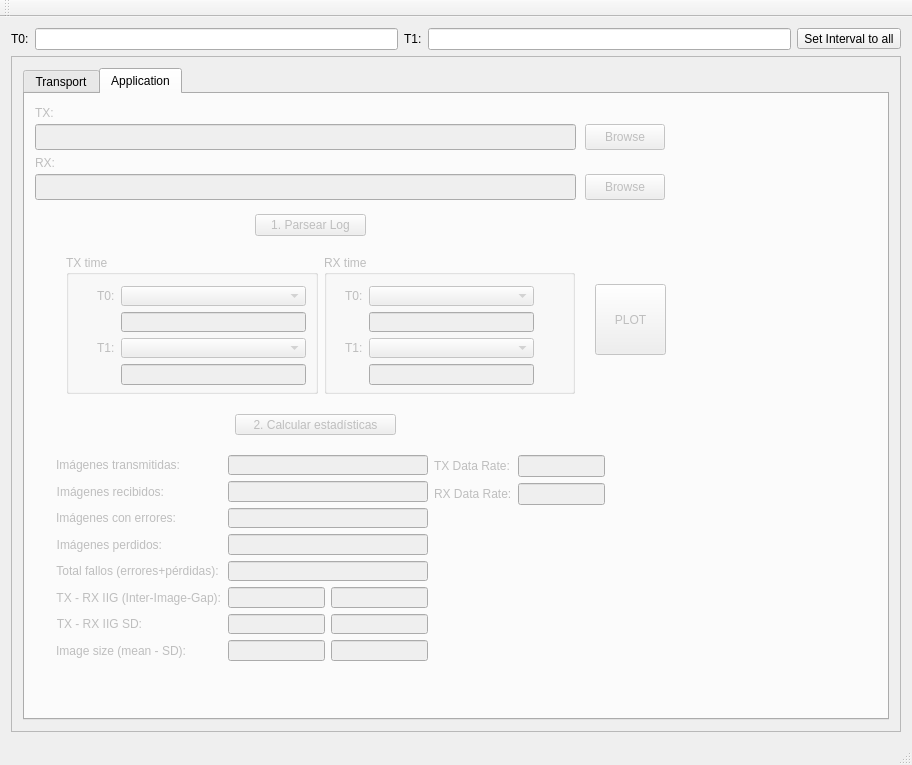
This is mainwindow.ui in dcentelles/comms_log_parser as Qt 5 draws it before an edit. The edited form follows.
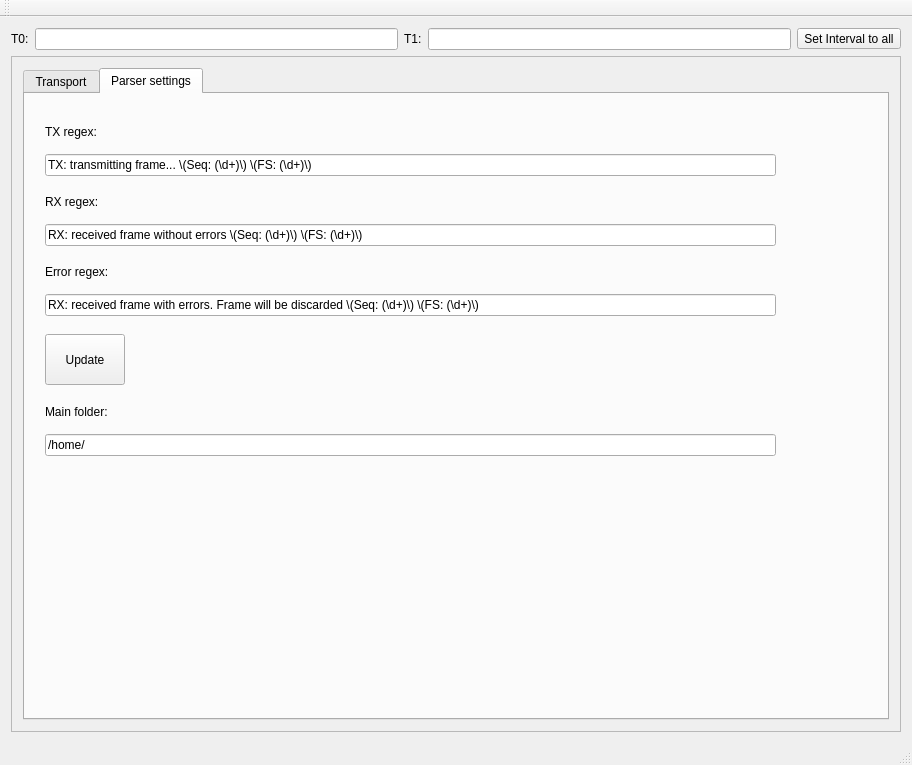
This is the edited form. The open tabs and pages were chosen to show the change.

```diff
--- a/mainwindow.ui
+++ b/mainwindow.ui
@@ -670,490 +670,125 @@
             </property>
            </widget>
           </widget>
-          <widget class="QWidget" name="applicationTab">
-           <property name="enabled">
-            <bool>false</bool>
-           </property>
-           <property name="sizePolicy">
-            <sizepolicy hsizetype="Maximum" vsizetype="Maximum">
-             <horstretch>0</horstretch>
-             <verstretch>0</verstretch>
-            </sizepolicy>
-           </property>
+          <widget class="QWidget" name="tab">
            <attribute name="title">
-            <string>Application</string>
+            <string>Parser settings</string>
            </attribute>
-           <widget class="QToolButton" name="app_computeButton">
+           <widget class="QLineEdit" name="rxRegexLineEdit">
             <property name="geometry">
              <rect>
-              <x>210</x>
-              <y>320</y>
-              <width>161</width>
-              <height>21</height>
-             </rect>
-            </property>
-            <property name="text">
-             <string>2. Calcular estadísticas</string>
-            </property>
-           </widget>
-           <widget class="QPushButton" name="app_parseTimesButton">
-            <property name="geometry">
-             <rect>
-              <x>230</x>
-              <y>120</y>
-              <width>111</width>
+              <x>20</x>
+              <y>130</y>
+              <width>731</width>
               <height>22</height>
              </rect>
             </property>
             <property name="text">
-             <string>1. Parsear Log</string>
+             <string>RX: received frame without errors \(Seq: (\d+)\) \(FS: (\d+)\)</string>
             </property>
            </widget>
-           <widget class="QLineEdit" name="app_rxFileLineEdit">
-            <property name="geometry">
-             <rect>
-              <x>10</x>
-              <y>80</y>
-              <width>541</width>
-              <height>26</height>
-             </rect>
-            </property>
-            <property name="readOnly">
-             <bool>true</bool>
-            </property>
-           </widget>
-           <widget class="QLabel" name="label_25">
-            <property name="geometry">
-             <rect>
-              <x>10</x>
-              <y>10</y>
-              <width>59</width>
-              <height>18</height>
-             </rect>
-            </property>
-            <property name="text">
-             <string>TX:</string>
-            </property>
-           </widget>
-           <widget class="QWidget" name="layoutWidget">
-            <property name="geometry">
-             <rect>
-              <x>30</x>
-              <y>150</y>
-              <width>531</width>
-              <height>161</height>
-             </rect>
-            </property>
-            <layout class="QHBoxLayout" name="horizontalLayout_6">
-             <item>
-              <widget class="QGroupBox" name="groupBox_5">
-               <property name="title">
-                <string>TX time</string>
-               </property>
-               <widget class="QWidget" name="formLayoutWidget_4">
-                <property name="geometry">
-                 <rect>
-                  <x>20</x>
-                  <y>20</y>
-                  <width>231</width>
-                  <height>121</height>
-                 </rect>
-                </property>
-                <layout class="QFormLayout" name="formLayout_5">
-                 <item row="0" column="0">
-                  <widget class="QLabel" name="label_26">
-                   <property name="text">
-                    <string>T0:</string>
-                   </property>
-                  </widget>
-                 </item>
-                 <item row="0" column="1">
-                  <widget class="QComboBox" name="app_txT0ComboBox"/>
-                 </item>
-                 <item row="1" column="1">
-                  <widget class="QLineEdit" name="app_txT0">
-                   <property name="readOnly">
-                    <bool>false</bool>
-                   </property>
-                  </widget>
-                 </item>
-                 <item row="2" column="1">
-                  <widget class="QComboBox" name="app_txT1ComboBox"/>
-                 </item>
-                 <item row="2" column="0">
-                  <widget class="QLabel" name="label_27">
-                   <property name="text">
-                    <string>T1:</string>
-                   </property>
-                  </widget>
-                 </item>
-                 <item row="3" column="1">
-                  <widget class="QLineEdit" name="app_txT1">
-                   <property name="readOnly">
-                    <bool>false</bool>
-                   </property>
-                  </widget>
-                 </item>
-                </layout>
-               </widget>
-              </widget>
-             </item>
-             <item>
-              <widget class="QGroupBox" name="groupBox_2">
-               <property name="title">
-                <string>RX time</string>
-               </property>
-               <widget class="QWidget" name="layoutWidget_2">
-                <property name="geometry">
-                 <rect>
-                  <x>10</x>
-                  <y>20</y>
-                  <width>211</width>
-                  <height>121</height>
-                 </rect>
-                </property>
-                <layout class="QFormLayout" name="formLayout_6">
-                 <item row="0" column="0">
-                  <widget class="QLabel" name="label_28">
-                   <property name="text">
-                    <string>T0:</string>
-                   </property>
-                  </widget>
-                 </item>
-                 <item row="0" column="1">
-                  <widget class="QComboBox" name="app_rxT0ComboBox"/>
-                 </item>
-                 <item row="1" column="1">
-                  <widget class="QLineEdit" name="app_rxT0">
-                   <property name="readOnly">
-                    <bool>false</bool>
-                   </property>
-                  </widget>
-                 </item>
-                 <item row="2" column="0">
-                  <widget class="QLabel" name="label_29">
-                   <property name="text">
-                    <string>T1:</string>
-                   </property>
-                  </widget>
-                 </item>
-                 <item row="2" column="1">
-                  <widget class="QComboBox" name="app_rxT1ComboBox"/>
-                 </item>
-                 <item row="3" column="1">
-                  <widget class="QLineEdit" name="app_rxT1">
-                   <property name="readOnly">
-                    <bool>false</bool>
-                   </property>
-                  </widget>
-                 </item>
-                </layout>
-               </widget>
-              </widget>
-             </item>
-            </layout>
-           </widget>
-           <widget class="QLineEdit" name="app_txFileLineEdit">
-            <property name="geometry">
-             <rect>
-              <x>10</x>
-              <y>30</y>
-              <width>541</width>
-              <height>26</height>
-             </rect>
-            </property>
-            <property name="readOnly">
-             <bool>true</bool>
-            </property>
-           </widget>
-           <widget class="QWidget" name="layoutWidget_3">
+           <widget class="QLineEdit" name="txRegexLineEdit">
             <property name="geometry">
              <rect>
               <x>20</x>
-              <y>350</y>
-              <width>571</width>
-              <height>228</height>
-             </rect>
-            </property>
-            <layout class="QHBoxLayout" name="horizontalLayout_7">
-             <item>
-              <layout class="QFormLayout" name="formLayout_7">
-               <item row="0" column="0">
-                <widget class="QLabel" name="label_30">
-                 <property name="text">
-                  <string>Imágenes transmitidas:</string>
-                 </property>
-                 <property name="alignment">
-                  <set>Qt::AlignRight|Qt::AlignTrailing|Qt::AlignVCenter</set>
-                 </property>
-                </widget>
-               </item>
-               <item row="0" column="1">
-                <widget class="QLineEdit" name="app_sendLineEdit">
-                 <property name="readOnly">
-                  <bool>true</bool>
-                 </property>
-                </widget>
-               </item>
-               <item row="1" column="0">
-                <widget class="QLabel" name="label_31">
-                 <property name="text">
-                  <string>Imágenes recibidos:</string>
-                 </property>
-                 <property name="alignment">
-                  <set>Qt::AlignRight|Qt::AlignTrailing|Qt::AlignVCenter</set>
-                 </property>
-                </widget>
-               </item>
-               <item row="1" column="1">
-                <widget class="QLineEdit" name="app_recvLineEdit">
-                 <property name="readOnly">
-                  <bool>true</bool>
-                 </property>
-                </widget>
-               </item>
-               <item row="2" column="0">
-                <widget class="QLabel" name="label_32">
-                 <property name="text">
-                  <string>Imágenes con errores:</string>
-                 </property>
-                 <property name="alignment">
-                  <set>Qt::AlignRight|Qt::AlignTrailing|Qt::AlignVCenter</set>
-                 </property>
-                </widget>
-               </item>
-               <item row="2" column="1">
-                <widget class="QLineEdit" name="app_errLineEdit">
-                 <property name="readOnly">
-                  <bool>true</bool>
-                 </property>
-                </widget>
-               </item>
-               <item row="3" column="0">
-                <widget class="QLabel" name="label_33">
-                 <property name="text">
-                  <string>Imágenes perdidos:</string>
-                 </property>
-                 <property name="alignment">
-                  <set>Qt::AlignRight|Qt::AlignTrailing|Qt::AlignVCenter</set>
-                 </property>
-                </widget>
-               </item>
-               <item row="3" column="1">
-                <widget class="QLineEdit" name="app_lostLineEdit">
-                 <property name="readOnly">
-                  <bool>true</bool>
-                 </property>
-                </widget>
-               </item>
-               <item row="4" column="0">
-                <widget class="QLabel" name="label_34">
-                 <property name="text">
-                  <string>Total fallos (errores+pérdidas): </string>
-                 </property>
-                 <property name="alignment">
-                  <set>Qt::AlignRight|Qt::AlignTrailing|Qt::AlignVCenter</set>
-                 </property>
-                </widget>
-               </item>
-               <item row="4" column="1">
-                <widget class="QLineEdit" name="app_failsLineEdit">
-                 <property name="readOnly">
-                  <bool>true</bool>
-                 </property>
-                </widget>
-               </item>
-               <item row="5" column="0">
-                <widget class="QLabel" name="label_35">
-                 <property name="text">
-                  <string>TX - RX IIG (Inter-Image-Gap):</string>
-                 </property>
-                 <property name="alignment">
-                  <set>Qt::AlignRight|Qt::AlignTrailing|Qt::AlignVCenter</set>
-                 </property>
-                </widget>
-               </item>
-               <item row="5" column="1">
-                <layout class="QHBoxLayout" name="horizontalLayout_8">
-                 <item>
-                  <widget class="QLineEdit" name="app_txGapLineEdit">
-                   <property name="readOnly">
-                    <bool>true</bool>
-                   </property>
-                  </widget>
-                 </item>
-                 <item>
-                  <widget class="QLineEdit" name="app_rxGapLineEdit">
-                   <property name="readOnly">
-                    <bool>true</bool>
-                   </property>
-                  </widget>
-                 </item>
-                </layout>
-               </item>
-               <item row="6" column="0">
-                <widget class="QLabel" name="label_58">
-                 <property name="text">
-                  <string>TX - RX IIG SD:</string>
-                 </property>
-                 <property name="alignment">
-                  <set>Qt::AlignRight|Qt::AlignTrailing|Qt::AlignVCenter</set>
-                 </property>
-                </widget>
-               </item>
-               <item row="6" column="1">
-                <layout class="QHBoxLayout" name="horizontalLayout_9">
-                 <item>
-                  <widget class="QLineEdit" name="app_txGapSdLineEdit">
-                   <property name="readOnly">
-                    <bool>true</bool>
-                   </property>
-                  </widget>
-                 </item>
-                 <item>
-                  <widget class="QLineEdit" name="app_rxGapSdLineEdit">
-                   <property name="readOnly">
-                    <bool>true</bool>
-                   </property>
-                  </widget>
-                 </item>
-                </layout>
-               </item>
-               <item row="7" column="0">
-                <widget class="QLabel" name="label_59">
-                 <property name="text">
-                  <string>Image size (mean - SD):</string>
-                 </property>
-                 <property name="alignment">
-                  <set>Qt::AlignRight|Qt::AlignTrailing|Qt::AlignVCenter</set>
-                 </property>
-                </widget>
-               </item>
-               <item row="7" column="1">
-                <layout class="QHBoxLayout" name="horizontalLayout_10">
-                 <item>
-                  <widget class="QLineEdit" name="app_packetSizeLineEdit">
-                   <property name="enabled">
-                    <bool>false</bool>
-                   </property>
-                   <property name="readOnly">
-                    <bool>true</bool>
-                   </property>
-                  </widget>
-                 </item>
-                 <item>
-                  <widget class="QLineEdit" name="app_packetSizeSdLineEdit">
-                   <property name="enabled">
-                    <bool>false</bool>
-                   </property>
-                   <property name="readOnly">
-                    <bool>true</bool>
-                   </property>
-                  </widget>
-                 </item>
-                </layout>
-               </item>
-              </layout>
-             </item>
-             <item>
-              <layout class="QFormLayout" name="formLayout_8">
-               <item row="0" column="0">
-                <widget class="QLabel" name="label_51">
-                 <property name="text">
-                  <string>TX Data Rate:</string>
-                 </property>
-                </widget>
-               </item>
-               <item row="0" column="1">
-                <widget class="QLineEdit" name="app_txDataRate">
-                 <property name="enabled">
-                  <bool>false</bool>
-                 </property>
-                 <property name="minimumSize">
-                  <size>
-                   <width>64</width>
-                   <height>0</height>
-                  </size>
-                 </property>
-                </widget>
-               </item>
-               <item row="1" column="0">
-                <widget class="QLabel" name="label_52">
-                 <property name="text">
-                  <string>RX Data Rate:</string>
-                 </property>
-                </widget>
-               </item>
-               <item row="1" column="1">
-                <widget class="QLineEdit" name="app_rxDataRate">
-                 <property name="enabled">
-                  <bool>false</bool>
-                 </property>
-                 <property name="minimumSize">
-                  <size>
-                   <width>64</width>
-                   <height>0</height>
-                  </size>
-                 </property>
-                </widget>
-               </item>
-              </layout>
-             </item>
-            </layout>
-           </widget>
-           <widget class="QLabel" name="label_36">
-            <property name="geometry">
-             <rect>
-              <x>10</x>
               <y>60</y>
-              <width>59</width>
-              <height>18</height>
+              <width>731</width>
+              <height>22</height>
              </rect>
             </property>
             <property name="text">
-             <string>RX:</string>
+             <string>TX: transmitting frame... \(Seq: (\d+)\) \(FS: (\d+)\)</string>
             </property>
            </widget>
-           <widget class="QToolButton" name="app_plotButton">
-            <property name="enabled">
-             <bool>false</bool>
+           <widget class="QLineEdit" name="errRegexLineEdit">
+            <property name="geometry">
+             <rect>
+              <x>20</x>
+              <y>200</y>
+              <width>731</width>
+              <height>22</height>
+             </rect>
             </property>
+            <property name="text">
+             <string>RX: received frame with errors. Frame will be discarded \(Seq: (\d+)\) \(FS: (\d+)\)</string>
+            </property>
+           </widget>
+           <widget class="QLabel" name="label_3">
             <property name="geometry">
              <rect>
-              <x>570</x>
-              <y>190</y>
-              <width>71</width>
-              <height>71</height>
+              <x>20</x>
+              <y>170</y>
+              <width>81</width>
+              <height>16</height>
              </rect>
             </property>
             <property name="text">
-             <string>PLOT</string>
+             <string>Error regex:</string>
             </property>
            </widget>
-           <widget class="QPushButton" name="app_rxBrowseButton">
+           <widget class="QLabel" name="label_4">
             <property name="geometry">
              <rect>
-              <x>560</x>
-              <y>80</y>
-              <width>80</width>
-              <height>26</height>
+              <x>20</x>
+              <y>100</y>
+              <width>81</width>
+              <height>16</height>
              </rect>
             </property>
             <property name="text">
-             <string>Browse</string>
+             <string>RX regex:</string>
             </property>
            </widget>
-           <widget class="QPushButton" name="app_txBrowseButton">
+           <widget class="QLabel" name="label_5">
             <property name="geometry">
              <rect>
-              <x>560</x>
+              <x>20</x>
               <y>30</y>
+              <width>81</width>
+              <height>16</height>
+             </rect>
+            </property>
+            <property name="text">
+             <string>TX regex:</string>
+            </property>
+           </widget>
+           <widget class="QPushButton" name="pushButton">
+            <property name="geometry">
+             <rect>
+              <x>20</x>
+              <y>240</y>
               <width>80</width>
-              <height>26</height>
+              <height>51</height>
              </rect>
             </property>
             <property name="text">
-             <string>Browse</string>
+             <string>Update</string>
+            </property>
+           </widget>
+           <widget class="QLineEdit" name="mainFolderLineEdit">
+            <property name="geometry">
+             <rect>
+              <x>20</x>
+              <y>340</y>
+              <width>731</width>
+              <height>22</height>
+             </rect>
+            </property>
+            <property name="text">
+             <string>/home/</string>
+            </property>
+           </widget>
+           <widget class="QLabel" name="label_6">
+            <property name="geometry">
+             <rect>
+              <x>20</x>
+              <y>310</y>
+              <width>81</width>
+              <height>16</height>
+             </rect>
+            </property>
+            <property name="text">
+             <string>Main folder:</string>
             </property>
            </widget>
           </widget>
```
Left out of the diff: 4 changed lines with no effect on the pictures.
